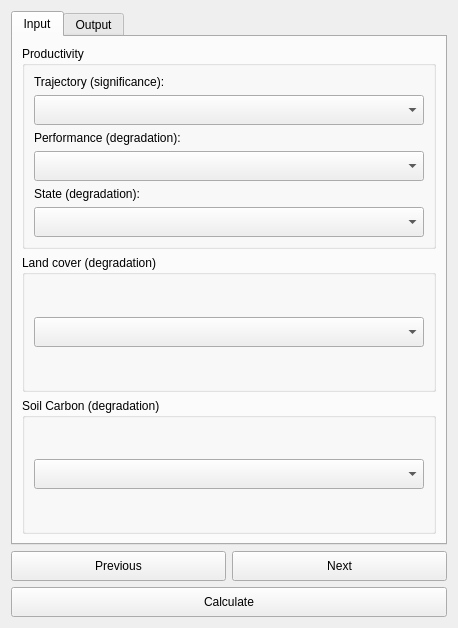
Old version of the form LDMP/gui/DlgReportingSDG.ui in the repository ConservationInternational/trends.earth.
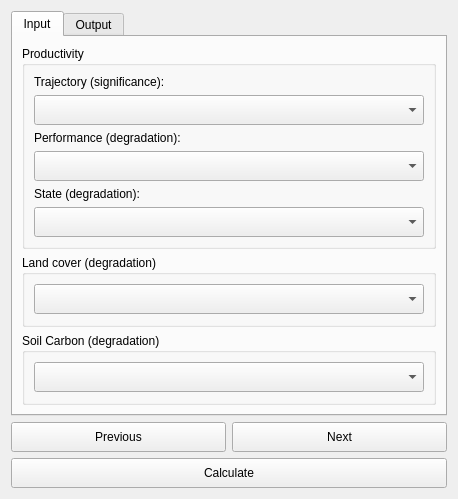
New version of the form.

```diff
--- a/LDMP/gui/DlgReportingSDG.ui
+++ b/LDMP/gui/DlgReportingSDG.ui
@@ -7,7 +7,7 @@
     <x>0</x>
     <y>0</y>
     <width>458</width>
-    <height>628</height>
+    <height>467</height>
    </rect>
   </property>
   <property name="sizePolicy">
```
